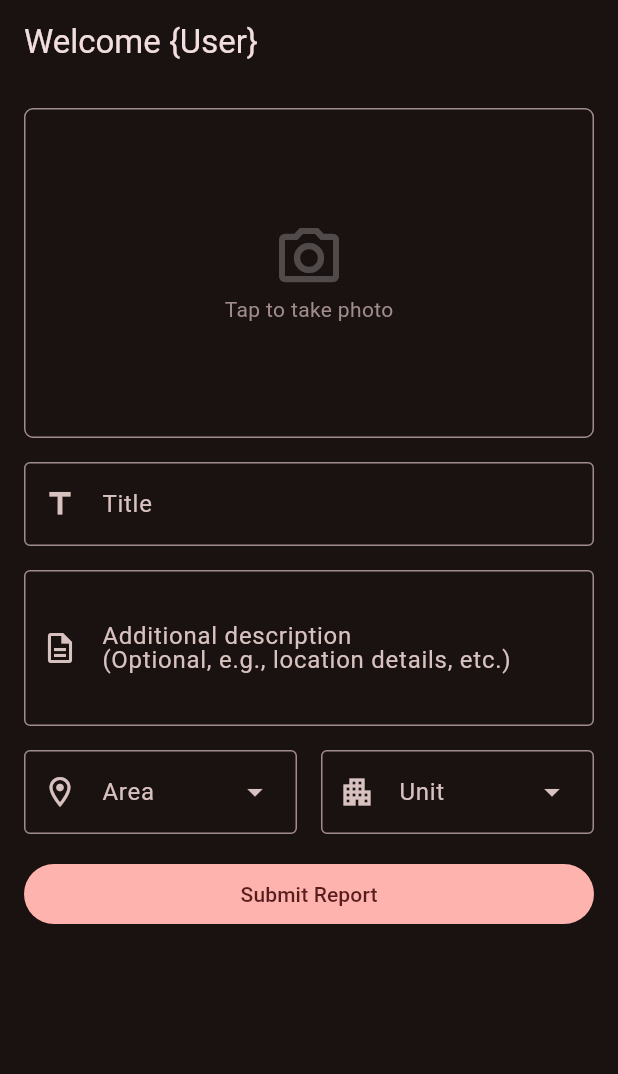
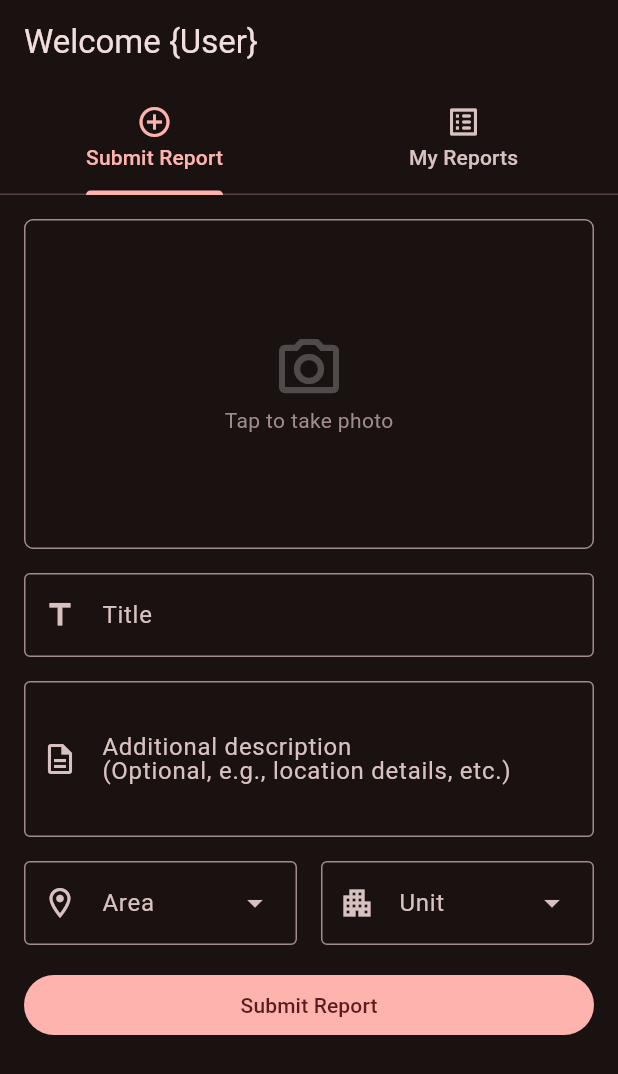
Before and after one commit to agunghabu/uas_pam_laporin, a Flutter app: the UserDashboard screen opened directly, on a phone screen of 412 x 824 dp. Shown: the top 1074 px of the screen. Run offline on Flutter 3.47's test engine with Material 3 defaults, Android fonts, the light colour scheme and no system bars; our stand-ins replace image_picker.

Commit message:
add my reports page for user dashboard with tabbar like admin one's

```diff
--- a/lib/main.dart
+++ b/lib/main.dart
@@ -1,6 +1,7 @@
 import 'package:flutter/material.dart';
+import 'package:uas_pam_laporin/pages/user_dashboard.dart';
 import 'package:uas_pam_laporin/pages/admin_dashboard.dart';
-// import 'package:uas_pam_laporin/pages/login.dart';
+import 'package:uas_pam_laporin/pages/login.dart';
 
 void main() {
   runApp(const Laporin());
@@ -16,7 +17,7 @@ class Laporin extends StatelessWidget {
       theme: ThemeData(
         colorScheme: ColorScheme.fromSeed(brightness: Brightness.dark, seedColor: Colors.redAccent),
       ),
-      home: const AdminDashboard(),
+      home: const UserDashboard(),
     );
   }
 }
--- a/lib/pages/user_dashboard.dart
+++ b/lib/pages/user_dashboard.dart
@@ -24,9 +24,22 @@ class _UserDashboardState extends State<UserDashboard> {
 
   @override
   Widget build(BuildContext context) {
-    return Scaffold(
-      appBar: AppBar(title: Text('Welcome {User}')),
-      body: ListView(
+    return DefaultTabController(
+      length: 2,
+      initialIndex: 0,
+      child: Scaffold(
+        appBar: AppBar(
+          title: Text('Welcome {User}'),
+          bottom: TabBar(
+            tabs: [
+              Tab(text: 'Submit Report', icon: Icon(Icons.add_circle_outline)),
+              Tab(text: 'My Reports', icon: Icon(Icons.list_alt_rounded)),
+            ],
+          ),
+        ),
+        body: TabBarView(
+          children: [
+            ListView(
               padding: EdgeInsets.symmetric(horizontal: 16, vertical: 16),
               children: [
                 InkWell(
@@ -93,7 +106,9 @@ class _UserDashboardState extends State<UserDashboard> {
                                           ),
                                         );
                                       },
-                                style: IconButton.styleFrom(backgroundColor: Theme.of(context).colorScheme.primary),
+                                      style: IconButton.styleFrom(
+                                        backgroundColor: Theme.of(context).colorScheme.primary,
+                                      ),
                                       color: Theme.of(context).colorScheme.onPrimary,
                                       icon: Icon(Icons.fullscreen_rounded),
                                     ),
@@ -190,7 +205,8 @@ class _UserDashboardState extends State<UserDashboard> {
                         builder: (context) => LAlertDialog(
                           icon: Icons.warning_amber_rounded,
                           title: 'Incomplete Report',
-                    content: 'Please make sure to attach a photo, fill in the title, and select both area and unit.',
+                          content:
+                              'Please make sure to attach a photo, fill in the title, and select both area and unit.',
                           iconColor: Colors.redAccent,
                         ),
                       );
@@ -200,6 +216,10 @@ class _UserDashboardState extends State<UserDashboard> {
                 ),
               ],
             ),
+            Center(child: Text('My Reports')),
+          ],
+        ),
+      ),
     );
   }
 }
```
Lines whose indentation alone changed are shown as unchanged.
